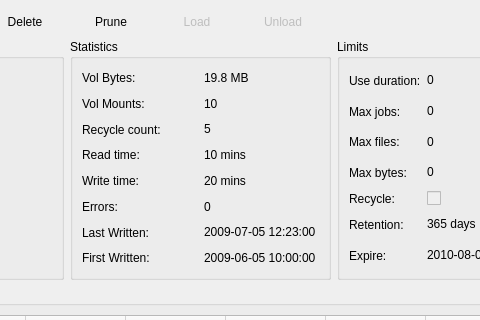
Above: src/qt-console/mediainfo/mediainfo.ui from bareos/bareos before the change; both pictures show x 198 to 678 and y 0 to 320 of the 828 by 814 pixel window. Below: the same form after it.
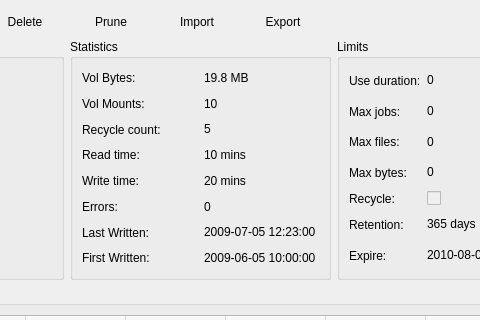
That is the form after the change. Icons and pictures are not drawn.

Commit message: Import all changes done to the original Bacula code.

What changed in the file:
```diff
--- a/src/qt-console/mediainfo/mediainfo.ui
+++ b/src/qt-console/mediainfo/mediainfo.ui
@@ -72,12 +72,9 @@
       </widget>
      </item>
      <item>
-      <widget class="QPushButton" name="pbLoad" >
-       <property name="enabled" >
-        <bool>false</bool>
-       </property>
+      <widget class="QPushButton" name="pbImport" >
        <property name="text" >
-        <string>Load</string>
+        <string>Import</string>
        </property>
        <property name="icon" >
         <iconset resource="../main.qrc" >
@@ -89,12 +86,9 @@
       </widget>
      </item>
      <item>
-      <widget class="QPushButton" name="pbUnload" >
-       <property name="enabled" >
-        <bool>false</bool>
-       </property>
+      <widget class="QPushButton" name="pbExport" >
        <property name="text" >
-        <string>Unload</string>
+        <string>Export</string>
        </property>
        <property name="icon" >
         <iconset resource="../main.qrc" >
```
The commit also changes 528 other files.
